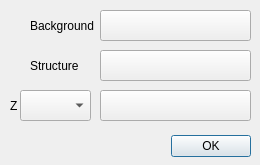
This is colordialog.ui in xitongsys/TRIM3D as Qt 5 draws it before an edit. The edited form follows.
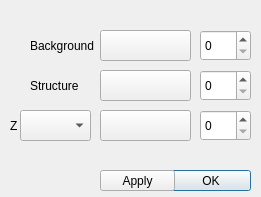
This is the edited form.

Patch:
```diff
--- a/colordialog.ui
+++ b/colordialog.ui
@@ -6,10 +6,22 @@
    <rect>
     <x>0</x>
     <y>0</y>
-    <width>260</width>
-    <height>165</height>
+    <width>261</width>
+    <height>197</height>
    </rect>
   </property>
+  <property name="minimumSize">
+   <size>
+    <width>261</width>
+    <height>197</height>
+   </size>
+  </property>
+  <property name="maximumSize">
+   <size>
+    <width>261</width>
+    <height>197</height>
+   </size>
+  </property>
   <property name="windowTitle">
    <string>Color</string>
   </property>
@@ -17,9 +29,9 @@
    <property name="geometry">
     <rect>
      <x>160</x>
-     <y>130</y>
+     <y>170</y>
      <width>91</width>
-     <height>32</height>
+     <height>21</height>
     </rect>
    </property>
    <property name="orientation">
@@ -33,7 +45,7 @@
    <property name="geometry">
     <rect>
      <x>30</x>
-     <y>10</y>
+     <y>30</y>
      <width>71</width>
      <height>31</height>
     </rect>
@@ -46,8 +58,8 @@
    <property name="geometry">
     <rect>
      <x>100</x>
-     <y>10</y>
-     <width>151</width>
+     <y>30</y>
+     <width>91</width>
      <height>31</height>
     </rect>
    </property>
@@ -59,7 +71,7 @@
    <property name="geometry">
     <rect>
      <x>10</x>
-     <y>100</y>
+     <y>120</y>
      <width>54</width>
      <height>12</height>
     </rect>
@@ -72,7 +84,7 @@
    <property name="geometry">
     <rect>
      <x>20</x>
-     <y>90</y>
+     <y>110</y>
      <width>71</width>
      <height>31</height>
     </rect>
@@ -82,8 +94,8 @@
    <property name="geometry">
     <rect>
      <x>100</x>
-     <y>90</y>
-     <width>151</width>
+     <y>110</y>
+     <width>91</width>
      <height>31</height>
     </rect>
    </property>
@@ -95,7 +107,7 @@
    <property name="geometry">
     <rect>
      <x>30</x>
-     <y>60</y>
+     <y>80</y>
      <width>54</width>
      <height>12</height>
     </rect>
@@ -108,8 +120,8 @@
    <property name="geometry">
     <rect>
      <x>100</x>
-     <y>50</y>
-     <width>151</width>
+     <y>70</y>
+     <width>91</width>
      <height>31</height>
     </rect>
    </property>
@@ -117,6 +129,67 @@
     <string/>
    </property>
   </widget>
+  <widget class="QSpinBox" name="bgASB">
+   <property name="geometry">
+    <rect>
+     <x>200</x>
+     <y>30</y>
+     <width>51</width>
+     <height>31</height>
+    </rect>
+   </property>
+   <property name="maximum">
+    <number>100</number>
+   </property>
+   <property name="singleStep">
+    <number>5</number>
+   </property>
+  </widget>
+  <widget class="QSpinBox" name="objASB">
+   <property name="geometry">
+    <rect>
+     <x>200</x>
+     <y>70</y>
+     <width>51</width>
+     <height>31</height>
+    </rect>
+   </property>
+   <property name="maximum">
+    <number>100</number>
+   </property>
+   <property name="singleStep">
+    <number>5</number>
+   </property>
+  </widget>
+  <widget class="QSpinBox" name="atomASB">
+   <property name="geometry">
+    <rect>
+     <x>200</x>
+     <y>110</y>
+     <width>51</width>
+     <height>31</height>
+    </rect>
+   </property>
+   <property name="maximum">
+    <number>100</number>
+   </property>
+   <property name="singleStep">
+    <number>5</number>
+   </property>
+  </widget>
+  <widget class="QPushButton" name="applyBT">
+   <property name="geometry">
+    <rect>
+     <x>100</x>
+     <y>170</y>
+     <width>75</width>
+     <height>21</height>
+    </rect>
+   </property>
+   <property name="text">
+    <string>Apply</string>
+   </property>
+  </widget>
  </widget>
  <resources/>
  <connections>
```
Left out of the diff: 3 changed lines with no effect on the pictures.
